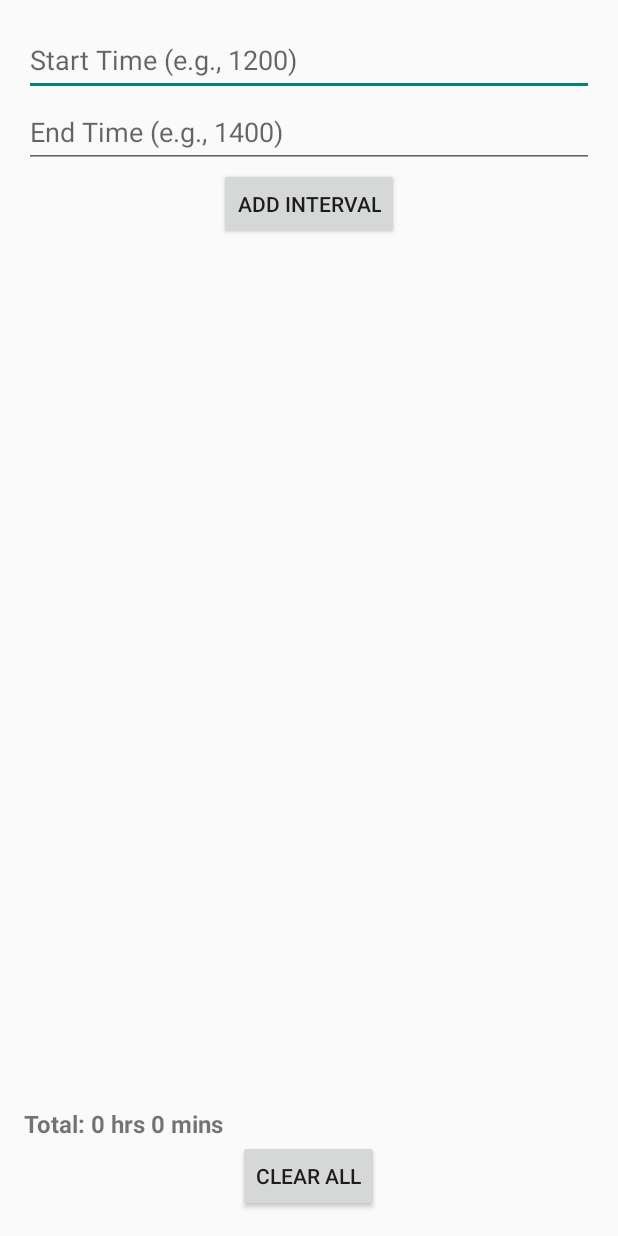
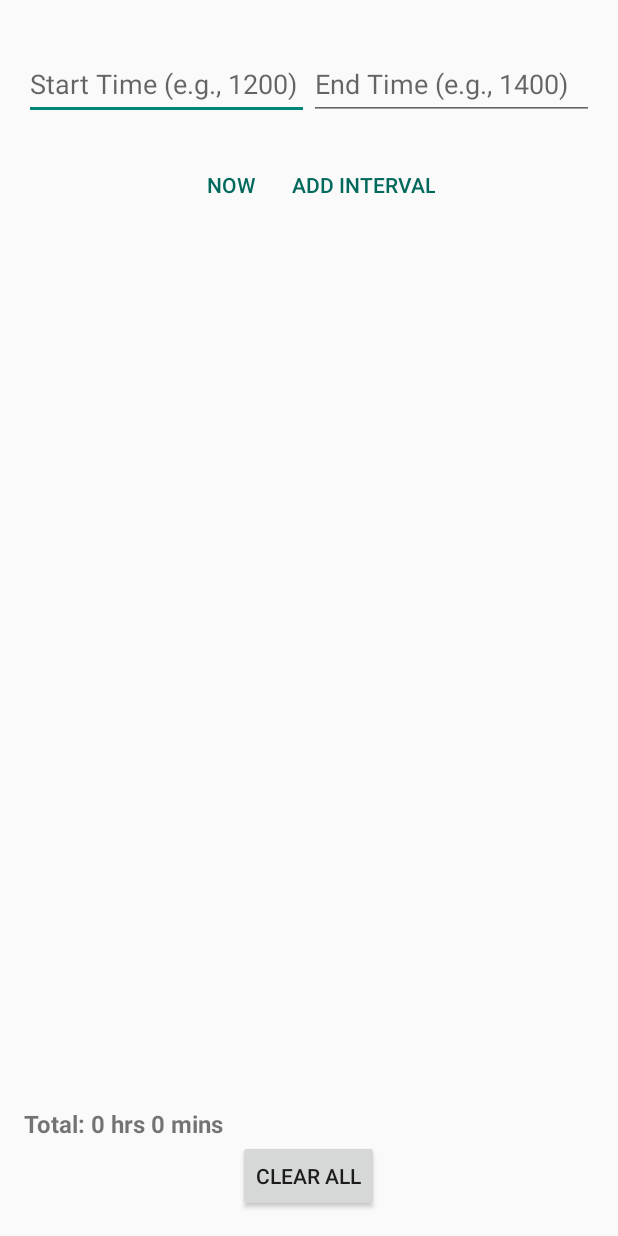
Before and after one commit to ConnorY97/TimeCalculator, an Android app built with Jetpack Compose: the screen it shows after launch (MainActivity), after a tap on "CLEAR ALL", on a phone screen of 412 x 824 dp. Run offline under Robolectric (Android 15) with nearby library versions, the phone set to English and light mode, and no system bars; 2 other taps on this screen came first.

Commit message:
Improving the layout and resolving warnings

```diff
--- a/app/src/main/java/com/example/timecalculator/MainActivity.kt
+++ b/app/src/main/java/com/example/timecalculator/MainActivity.kt
@@ -27,6 +27,8 @@ class MainActivity : ComponentActivity() {
         val clearButton: Button = findViewById(R.id.clearButton)
         val totalDurationText: TextView = findViewById(R.id.totalDurationText)
         val recyclerView: RecyclerView = findViewById(R.id.intervalsRecyclerView)
+        val currentTimeButton: Button = findViewById(R.id.currentTimeButton)
+
 
         // Set up RecyclerView
         adapter = TimeIntervalAdapter(
@@ -62,11 +64,22 @@ class MainActivity : ComponentActivity() {
         }
 
         clearButton.setOnClickListener {
+            val size = intervals.size
             intervals.clear()
-            adapter.notifyDataSetChanged()
+            adapter.notifyItemRangeRemoved(0, size)  // Specify the range of items removed
             updateTotalDuration(totalDurationText)
             startTimeInput.text.clear()
             endTimeInput.text.clear()
+        }
+
+        currentTimeButton.setOnClickListener {
+            val currentTime = timeFormat.format(Calendar.getInstance().time)
+
+            when {
+                startTimeInput.isFocused -> startTimeInput.setText(currentTime)
+                endTimeInput.isFocused -> endTimeInput.setText(currentTime)
+                else -> showError("Please select a field to input the current time.")
+            }
         }
     }
 
--- a/app/src/main/res/layout/activity_main.xml
+++ b/app/src/main/res/layout/activity_main.xml
@@ -6,28 +6,63 @@
     android:orientation="vertical"
     android:padding="16dp">
 
+    <LinearLayout
+        android:layout_width="380dp"
+        android:layout_height="wrap_content"
+        android:orientation="horizontal"
+        android:gravity="center_horizontal"
+        android:layout_marginTop="16dp">
+
         <EditText
             android:id="@+id/startTimeInput"
-        android:layout_width="match_parent"
+            android:layout_width="0dp"
             android:layout_height="48dp"
-        android:hint="Start Time (e.g., 1200)"
+            android:layout_weight="1"
+            android:hint="@string/start_time_hint"
             android:inputType="number"
-        android:maxLength="4" />
+            android:maxLength="4"
+            android:autofillHints="startTime" />
 
         <EditText
             android:id="@+id/endTimeInput"
+            android:layout_width="0dp"
+            android:layout_height="48dp"
+            android:layout_weight="1"
+            android:hint="@string/end_time_hint"
+            android:inputType="number"
+            android:maxLength="4"
+            android:autofillHints="endTime" />
+    </LinearLayout>
+
+
+    <LinearLayout
+        style="?android:attr/buttonBarStyle"
         android:layout_width="match_parent"
-        android:layout_height="48dp"
-        android:hint="End Time (e.g., 1400)"
-        android:inputType="number"
-        android:maxLength="4" />
+        android:layout_height="wrap_content"
+        android:orientation="horizontal"
+        android:gravity="center_horizontal"
+        android:layout_marginTop="16dp">
+
+        <Button
+            android:id="@+id/currentTimeButton"
+            style="?android:attr/buttonBarButtonStyle"
+            android:layout_width="wrap_content"
+            android:layout_height="wrap_content"
+            android:text="@string/insert_current_time"
+            android:layout_marginEnd="8dp"
+            android:textColor="#00695C"
+            android:background="#FAFAFA" />
 
         <Button
             android:id="@+id/addButton"
+            style="?android:attr/buttonBarButtonStyle"
             android:layout_width="wrap_content"
             android:layout_height="wrap_content"
-        android:text="Add Interval"
-        android:layout_gravity="center_horizontal" />
+            android:text="@string/add_interval"
+            android:textColor="#00695C"
+            android:background="#FAFAFA" />
+    </LinearLayout>
+
 
     <androidx.recyclerview.widget.RecyclerView
         android:id="@+id/intervalsRecyclerView"
@@ -48,6 +83,6 @@
         android:id="@+id/clearButton"
         android:layout_width="wrap_content"
         android:layout_height="wrap_content"
-        android:text="Clear All"
+        android:text="@string/clear_all"
         android:layout_gravity="center_horizontal" />
 </LinearLayout>
--- a/app/src/main/res/values/strings.xml
+++ b/app/src/main/res/values/strings.xml
@@ -1,3 +1,13 @@
 <resources>
     <string name="app_name">TimeCalculator</string>
+    <string name="start_time_hint">Start Time (e.g., 1200)</string>
+    <string name="end_time_hint">End Time (e.g., 1400)</string>
+    <string name="add_interval">Add Interval</string>
+    <string name="clear_all">Clear All</string>
+    <string name="insert_current_time">Now</string>
+    <string name="error_invalid_time">Invalid time format. Use 24-hour format (e.g., 0845).</string>
+    <string name="error_overlapping_intervals">This interval overlaps with an existing interval.</string>
+    <string name="error_select_field">Please select a field to input the current time.</string>
+    <string name="total_duration">Total</string>
+    <string name="intervals_label">Intervals:</string>
 </resources>
```
Lines whose indentation alone changed are shown as unchanged.
